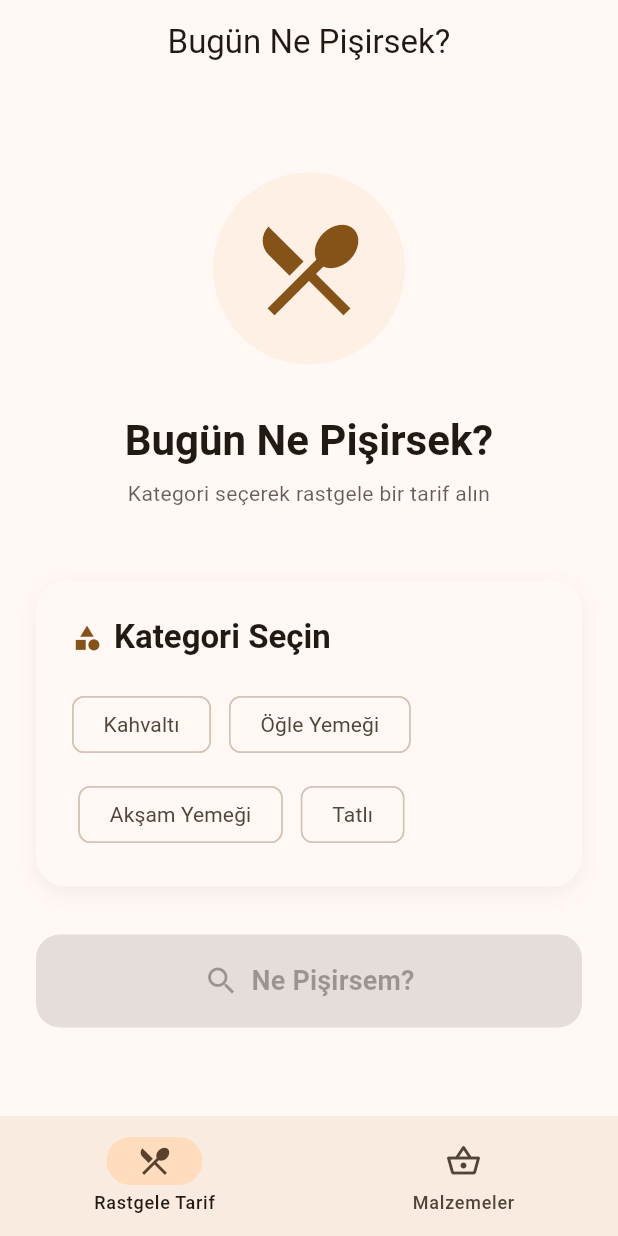
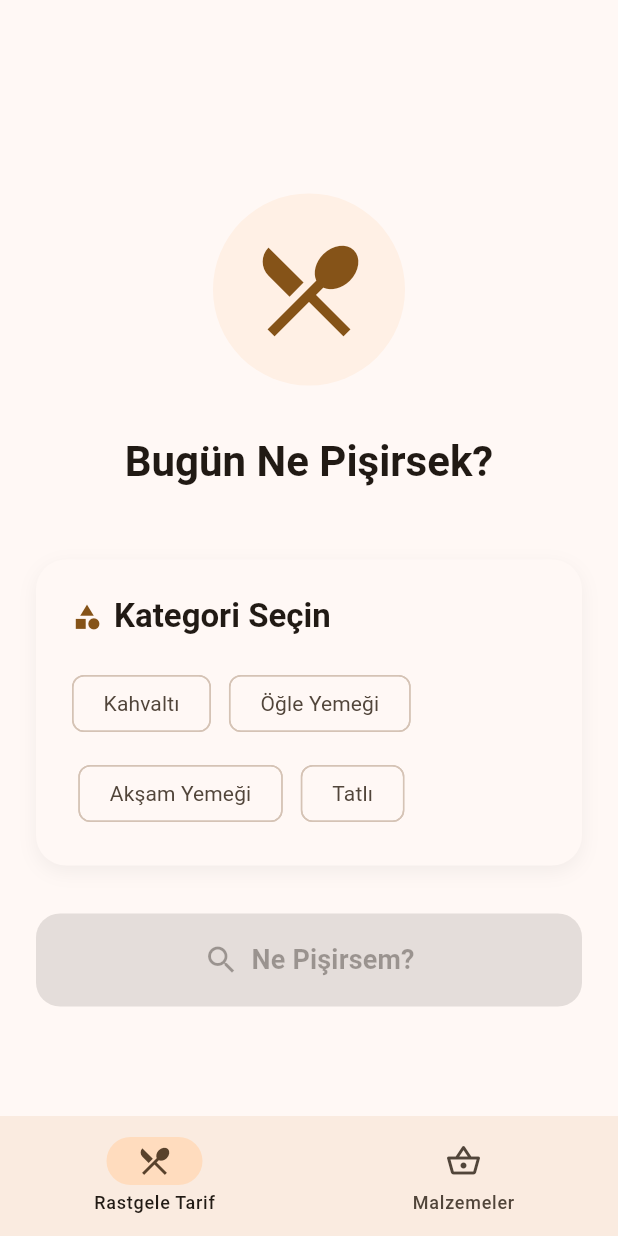
Before and after one commit to XeldarAlz/What-To-Cook, a Flutter app: the screen it shows after launch, on a phone screen of 412 x 824 dp. Run offline on Flutter 3.47's test engine with Material 3 defaults, Android fonts, the phone set to English and light mode, and no system bars; our stand-ins replace cached_network_image, confetti, dartz, equatable, flutter_bloc, freezed_annotation and 1 more.

Commit message:
refactor: remove redundant AppBar title and subtitle text in random recipe page

```diff
--- a/lib/features/recipe/presentation/pages/random_recipe_page.dart
+++ b/lib/features/recipe/presentation/pages/random_recipe_page.dart
@@ -70,9 +70,8 @@ class _RandomRecipePageState extends State<RandomRecipePage> {
                 elevation: 0,
               ),
               orElse: () => AppBar(
-                title: const Text('Bugün Ne Pişirsek?'),
                 elevation: 0,
-                centerTitle: true,
+                automaticallyImplyLeading: false,
               ),
             ),
             body: SafeArea(
@@ -212,14 +211,6 @@ class _RandomRecipePageState extends State<RandomRecipePage> {
                 style: Theme.of(context).textTheme.headlineMedium?.copyWith(
                       fontWeight: FontWeight.bold,
                       color: Theme.of(context).colorScheme.onSurface,
-                    ),
-              ),
-              const SizedBox(height: 8),
-              Text(
-                'Kategori seçerek rastgele bir tarif alın',
-                textAlign: TextAlign.center,
-                style: Theme.of(context).textTheme.bodyMedium?.copyWith(
-                      color: Theme.of(context).colorScheme.onSurface.withValues(alpha: 0.7),
                     ),
               ),
               const SizedBox(height: 48),
```
